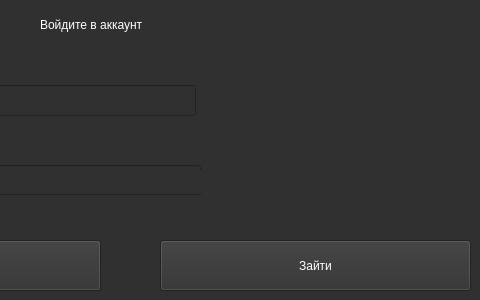
Raxun/git_project1, file log_in.ui: the form before one commit; both pictures show x 220 to 700 and y 0 to 300 of the 700 by 300 pixel window.
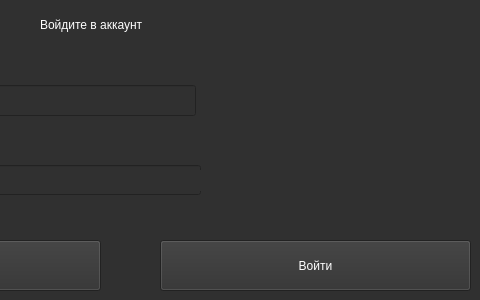
The form after the commit.

```diff
--- a/log_in.ui
+++ b/log_in.ui
@@ -141,7 +141,7 @@
 font: 16pt &quot;MS Shell Dlg 2&quot;;</string>
     </property>
     <property name="text">
-     <string>Зайти</string>
+     <string>Войти</string>
     </property>
    </widget>
    <widget class="QLabel" name="lbl_name">
```
